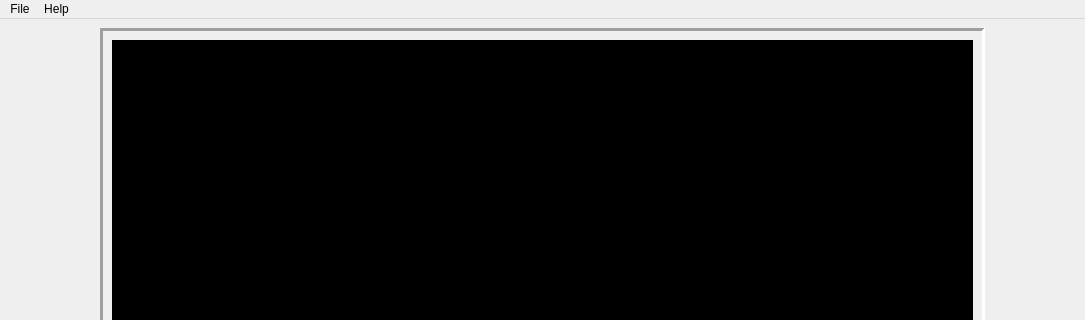
The window that RespiRate.ui (MDA-Courtyard/RespiRate) describes before a commit, drawn with Qt 5; both pictures show x 0 to 1085 and y 0 to 320 of the 1085 by 954 pixel window.
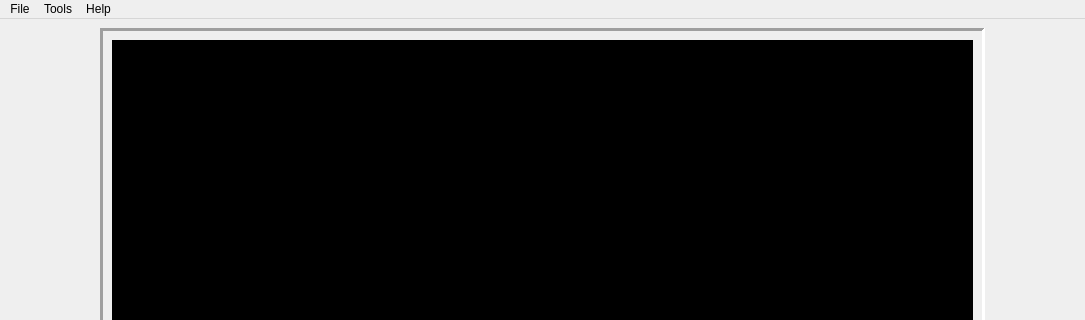
The same window after the commit.

```diff
--- a/RespiRate.ui
+++ b/RespiRate.ui
@@ -564,7 +564,14 @@
     <addaction name="actionAbout"/>
     <addaction name="actionAbout_Qt"/>
    </widget>
+   <widget class="QMenu" name="menuTools">
+    <property name="title">
+     <string>Tools</string>
+    </property>
+    <addaction name="actionConvert_to_CSV"/>
+   </widget>
    <addaction name="menuFile"/>
+   <addaction name="menuTools"/>
    <addaction name="menuHelp"/>
   </widget>
   <widget class="QStatusBar" name="statusbar"/>
```
Left out of the diff: 8 changed lines with no effect on the pictures.
